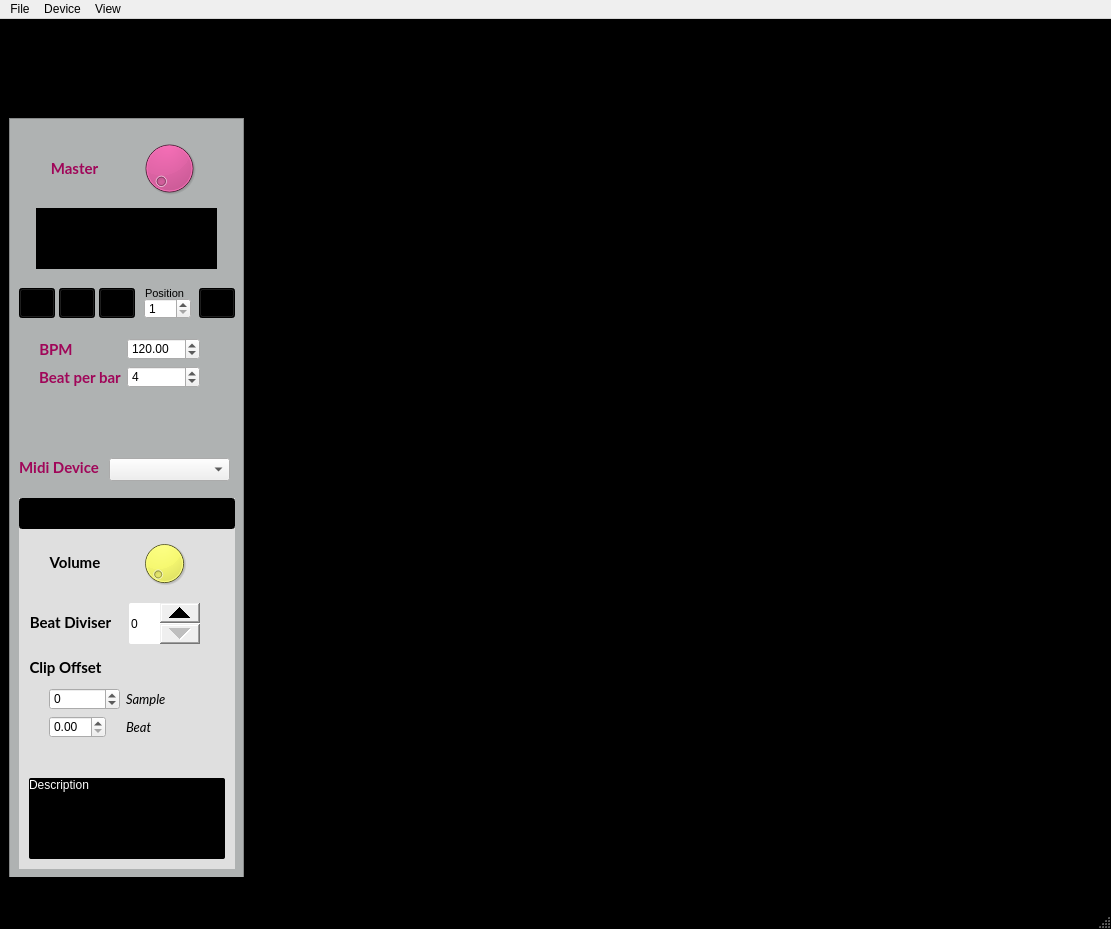
The window that gui_ui.ui (Vampouille/superboucle) describes before a commit, drawn with Qt 5.
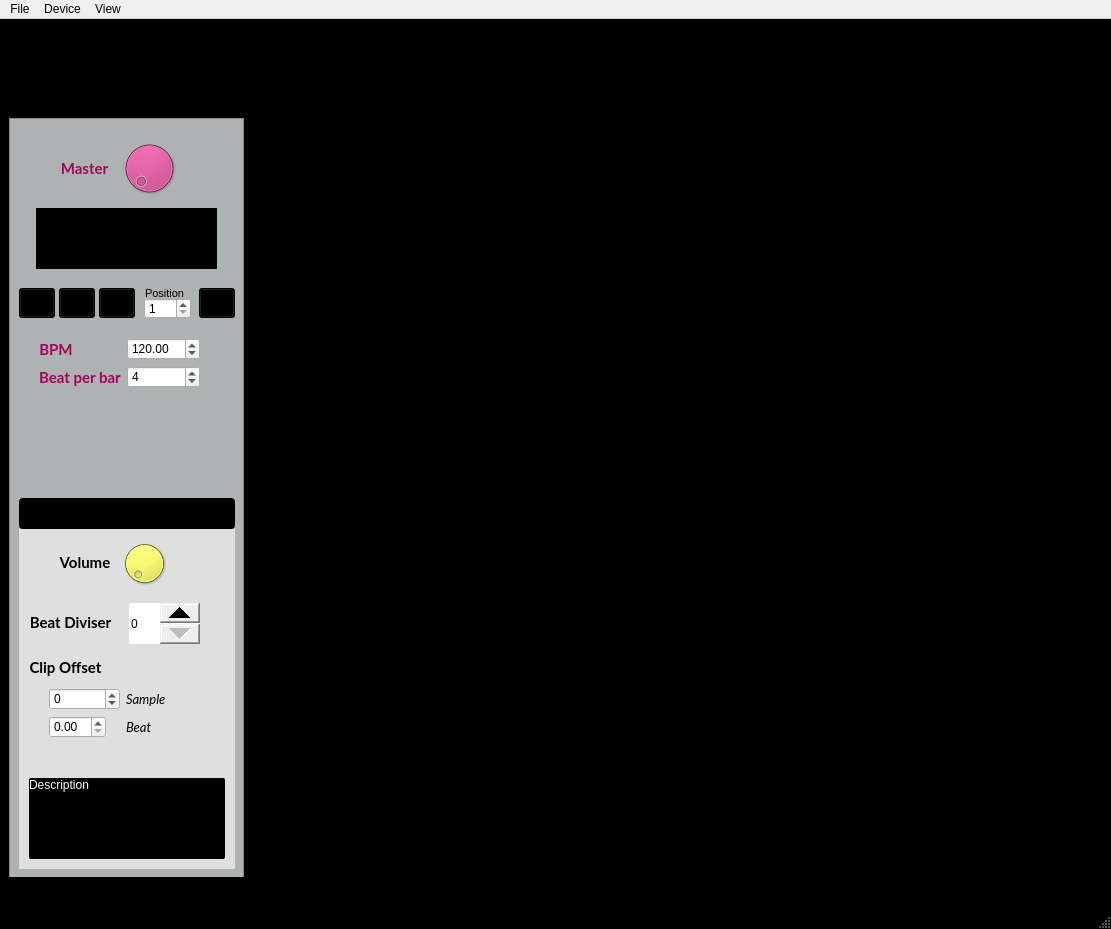
The same window after the commit. Icons and pictures are not drawn. Custom widgets are drawn as their Qt base class.

Commit message: Move devices list to device menu

What changed in the file:
```diff
--- a/gui_ui.ui
+++ b/gui_ui.ui
@@ -103,7 +103,7 @@
          <widget class="QSuperDial" name="master_volume">
           <property name="geometry">
            <rect>
-            <x>130</x>
+            <x>110</x>
             <y>20</y>
             <width>60</width>
             <height>60</height>
@@ -126,7 +126,7 @@
          <widget class="QLabel" name="label_6">
           <property name="geometry">
            <rect>
-            <x>20</x>
+            <x>30</x>
             <y>35</y>
             <width>91</width>
             <height>30</height>
@@ -196,7 +196,7 @@
           <widget class="QLabel" name="label_5">
            <property name="geometry">
             <rect>
-             <x>30</x>
+             <x>40</x>
              <y>55</y>
              <width>52</width>
              <height>19</height>
@@ -223,7 +223,7 @@
            </property>
            <property name="geometry">
             <rect>
-             <x>120</x>
+             <x>100</x>
              <y>40</y>
              <width>51</width>
              <height>51</height>
@@ -530,44 +530,6 @@
            <number>999999999</number>
           </property>
          </widget>
-         <widget class="QComboBox" name="devicesComboBox">
-          <property name="geometry">
-           <rect>
-            <x>100</x>
-            <y>340</y>
-            <width>121</width>
-            <height>23</height>
-           </rect>
-          </property>
-         </widget>
-         <widget class="QLabel" name="label_8">
-          <property name="geometry">
-           <rect>
-            <x>10</x>
-            <y>340</y>
-            <width>80</width>
-            <height>19</height>
-           </rect>
-          </property>
-          <property name="font">
-           <font>
-            <family>Lato</family>
-            <pointsize>11</pointsize>
-            <weight>75</weight>
-            <bold>true</bold>
-            <kerning>true</kerning>
-           </font>
-          </property>
-          <property name="styleSheet">
-           <string notr="true">color: rgb(160, 6, 89);</string>
-          </property>
-          <property name="text">
-           <string>Midi Device</string>
-          </property>
-          <property name="alignment">
-           <set>Qt::AlignCenter</set>
-          </property>
-         </widget>
          <widget class="QLabel" name="label_9">
           <property name="geometry">
            <rect>
```
Left out of the diff: 1 changed line with no effect on the pictures. The commit also changes 3 other files.
